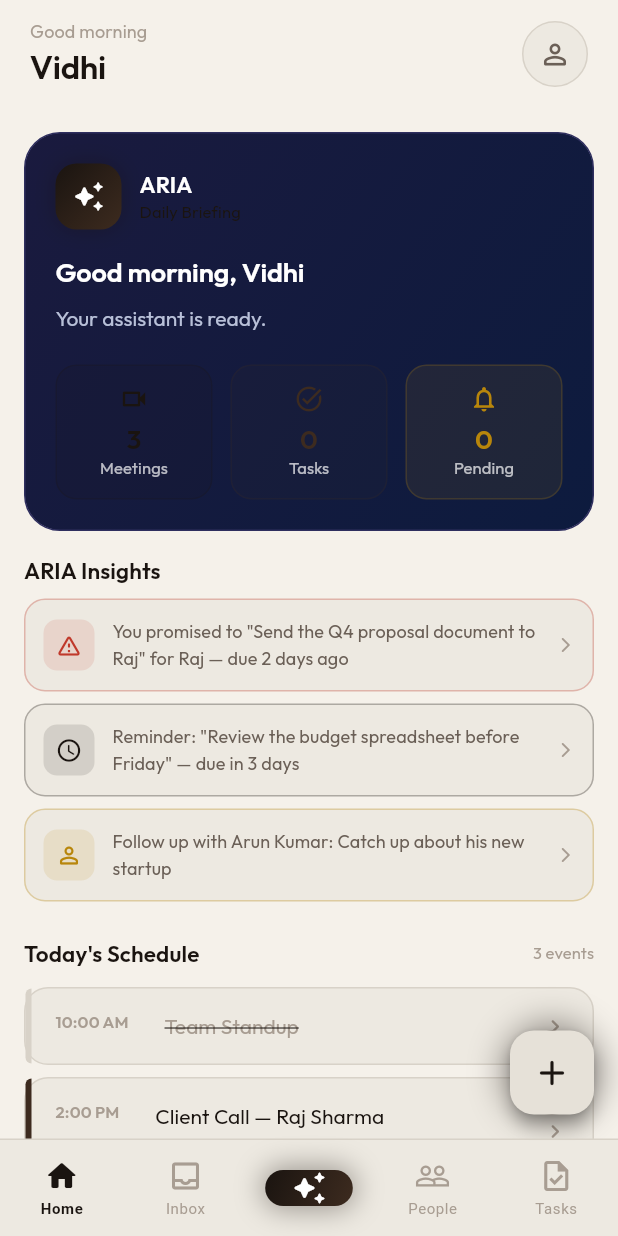
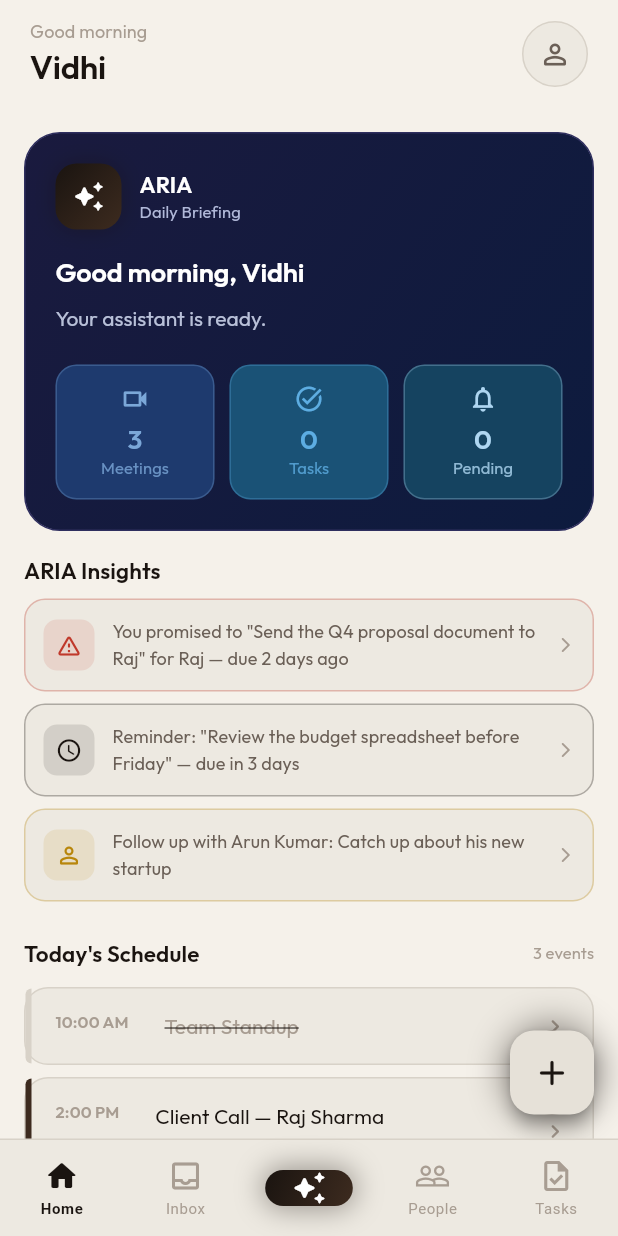
Before and after one commit to vidhihirenbhandari/ARIA, a Flutter app: the DashboardScreen screen opened by its route, on a phone screen of 412 x 824 dp. Run offline on Flutter 3.47's test engine with Material 3 defaults, Android fonts, the phone set to English and light mode, and no system bars; our stand-ins replace dio, flutter_local_notifications, flutter_riverpod, flutter_tts, go_router, google_fonts and 3 more; accounts and stored records are empty; network calls fail.

Commit message:
fix: briefing stat boxes in 3 shades of blue, readable text
Co-Authored-By: Claude Sonnet 4.6 <noreply@anthropic.com>
Claude-Session: https://claude.ai/code/session_01RFN1s99MGXv3D83ccWJSy8

```diff
--- a/mobile/lib/features/dashboard/presentation/widgets/daily_briefing_card.dart
+++ b/mobile/lib/features/dashboard/presentation/widgets/daily_briefing_card.dart
@@ -62,7 +62,7 @@ class DailyBriefingCard extends StatelessWidget {
                       style: AppTextStyles.headlineSmall.copyWith(color: Colors.white)),
                   Text(
                     'Daily Briefing',
-                    style: AppTextStyles.caption.copyWith(color: AppColors.accent),
+                    style: AppTextStyles.caption.copyWith(color: const Color(0xFFB0B8D8)),
                   ),
                 ],
               ),
@@ -79,11 +79,14 @@ class DailyBriefingCard extends StatelessWidget {
           const SizedBox(height: 20),
           Row(
             children: [
-              _buildStat(Icons.videocam_outlined, '$meetingsCount', 'Meetings', AppColors.accent),
-              const SizedBox(width: 12),
-              _buildStat(Icons.task_alt_outlined, '$tasksCount', 'Tasks', AppColors.secondary),
-              const SizedBox(width: 12),
-              _buildStat(Icons.notifications_outlined, '$pendingCount', 'Pending', AppColors.warning),
+              _buildStat(Icons.videocam_outlined, '$meetingsCount', 'Meetings',
+                  const Color(0xFF1E3A6E), const Color(0xFF7BA7D8), Icons.videocam_outlined),
+              const SizedBox(width: 10),
+              _buildStat(Icons.task_alt_outlined, '$tasksCount', 'Tasks',
+                  const Color(0xFF1A5276), const Color(0xFF5DADE2), Icons.task_alt_outlined),
+              const SizedBox(width: 10),
+              _buildStat(Icons.notifications_outlined, '$pendingCount', 'Pending',
+                  const Color(0xFF154360), const Color(0xFFAED6F1), Icons.notifications_outlined),
             ],
           ),
         ],
@@ -91,25 +94,25 @@ class DailyBriefingCard extends StatelessWidget {
     );
   }
 
-  Widget _buildStat(IconData icon, String value, String label, Color color) {
+  Widget _buildStat(IconData icon, String value, String label, Color bgColor, Color fgColor, IconData _) {
     return Expanded(
       child: Container(
-        padding: const EdgeInsets.symmetric(vertical: 12, horizontal: 12),
+        padding: const EdgeInsets.symmetric(vertical: 12, horizontal: 8),
         decoration: BoxDecoration(
-          color: color.withOpacity(0.1),
+          color: bgColor,
           borderRadius: BorderRadius.circular(14),
-          border: Border.all(color: color.withOpacity(0.2)),
+          border: Border.all(color: fgColor.withOpacity(0.3)),
         ),
         child: Column(
           children: [
-            Icon(icon, color: color, size: 20),
+            Icon(icon, color: fgColor, size: 20),
             const SizedBox(height: 4),
             Text(
               value,
-              style: AppTextStyles.headlineMedium.copyWith(color: color),
+              style: AppTextStyles.headlineMedium.copyWith(color: fgColor),
             ),
             Text(label,
-                style: AppTextStyles.caption.copyWith(color: Colors.white70)),
+                style: AppTextStyles.caption.copyWith(color: fgColor.withOpacity(0.8))),
           ],
         ),
       ),
```
